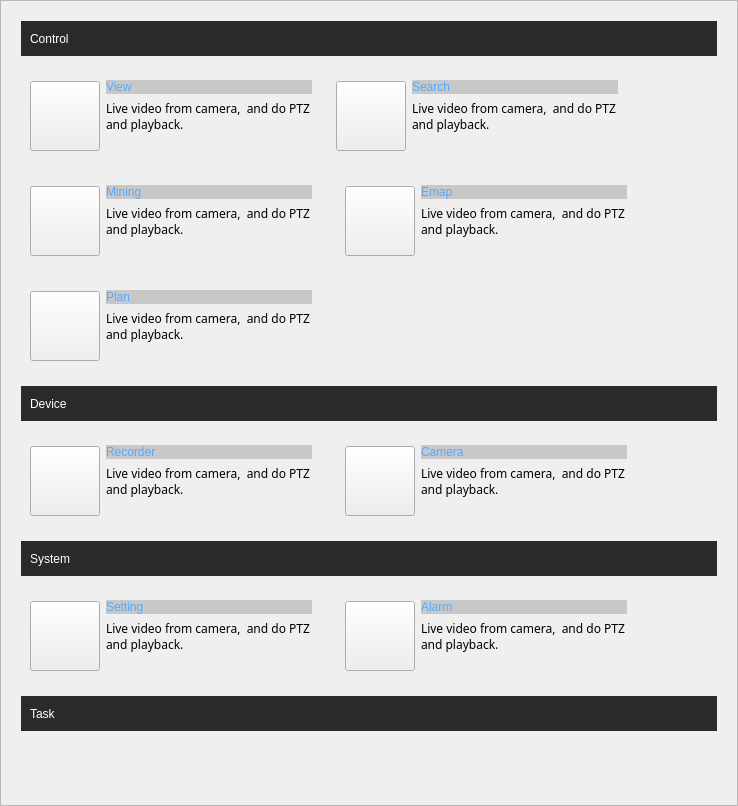
This is veapp/main/vscpanel.ui in linkingvision/rapidvms as Qt 5 draws it before an edit. The edited form follows.
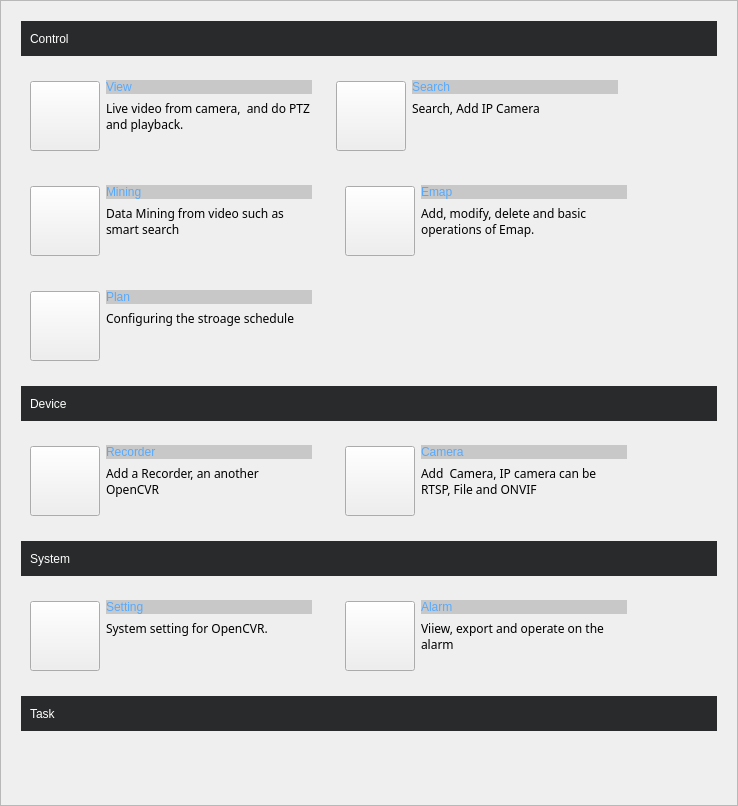
This is the edited form. Icons and pictures are not drawn.

What changed in the file:
```diff
--- a/veapp/main/vscpanel.ui
+++ b/veapp/main/vscpanel.ui
@@ -234,6 +234,12 @@
              <height>90</height>
             </size>
            </property>
+           <property name="styleSheet">
+            <string notr="true">QWidget:hover {
+background-color: rgb(200, 200, 200);}
+QWidget:pressed {
+background-color: rgb(200, 200, 200);}</string>
+           </property>
            <layout class="QHBoxLayout" name="horizontalLayout_7">
             <item>
              <widget class="QPushButton" name="pushButton_2">
@@ -292,7 +298,7 @@
                  </font>
                 </property>
                 <property name="text">
-                 <string>Live video from camera,  and do PTZ and playback.</string>
+                 <string>Search, Add IP Camera</string>
                 </property>
                 <property name="wordWrap">
                  <bool>true</bool>
@@ -348,6 +354,12 @@
              <height>90</height>
             </size>
            </property>
+           <property name="styleSheet">
+            <string notr="true">QWidget:hover {
+background-color: rgb(200, 200, 200);}
+QWidget:pressed {
+background-color: rgb(200, 200, 200);}</string>
+           </property>
            <layout class="QHBoxLayout" name="horizontalLayout_14">
             <item>
              <widget class="QPushButton" name="pushButton_9">
@@ -406,7 +418,7 @@
                  </font>
                 </property>
                 <property name="text">
-                 <string>Live video from camera,  and do PTZ and playback.</string>
+                 <string>Data Mining from video such as smart search</string>
                 </property>
                 <property name="wordWrap">
                  <bool>true</bool>
@@ -445,6 +457,12 @@
              <height>90</height>
             </size>
            </property>
+           <property name="styleSheet">
+            <string notr="true">QWidget:hover {
+background-color: rgb(200, 200, 200);}
+QWidget:pressed {
+background-color: rgb(200, 200, 200);}</string>
+           </property>
            <layout class="QHBoxLayout" name="horizontalLayout_15">
             <item>
              <widget class="QPushButton" name="pushButton_10">
@@ -503,7 +521,7 @@
                  </font>
                 </property>
                 <property name="text">
-                 <string>Live video from camera,  and do PTZ and playback.</string>
+                 <string>Add, modify, delete and basic operations of Emap.</string>
                 </property>
                 <property name="wordWrap">
                  <bool>true</bool>
@@ -559,6 +577,12 @@
              <height>90</height>
             </size>
            </property>
+           <property name="styleSheet">
+            <string notr="true">QWidget:hover {
+background-color: rgb(200, 200, 200);}
+QWidget:pressed {
+background-color: rgb(200, 200, 200);}</string>
+           </property>
            <layout class="QHBoxLayout" name="horizontalLayout_11">
             <item>
              <widget class="QPushButton" name="pushButton_8">
@@ -617,7 +641,7 @@
                  </font>
                 </property>
                 <property name="text">
-                 <string>Live video from camera,  and do PTZ and playback.</string>
+                 <string>Configuring the stroage schedule</string>
                 </property>
                 <property name="wordWrap">
                  <bool>true</bool>
@@ -717,6 +741,12 @@
              <height>90</height>
             </size>
            </property>
+           <property name="styleSheet">
+            <string notr="true">QWidget:hover {
+background-color: rgb(200, 200, 200);}
+QWidget:pressed {
+background-color: rgb(200, 200, 200);}</string>
+           </property>
            <layout class="QHBoxLayout" name="horizontalLayout_17">
             <item>
              <widget class="QPushButton" name="pushButton_11">
@@ -775,7 +805,7 @@
                  </font>
                 </property>
                 <property name="text">
-                 <string>Live video from camera,  and do PTZ and playback.</string>
+                 <string>Add a Recorder, an another OpenCVR</string>
                 </property>
                 <property name="wordWrap">
                  <bool>true</bool>
@@ -814,6 +844,12 @@
              <height>90</height>
             </size>
            </property>
+           <property name="styleSheet">
+            <string notr="true">QWidget:hover {
+background-color: rgb(200, 200, 200);}
+QWidget:pressed {
+background-color: rgb(200, 200, 200);}</string>
+           </property>
            <layout class="QHBoxLayout" name="horizontalLayout_18">
             <item>
              <widget class="QPushButton" name="pushButton_12">
@@ -872,7 +908,7 @@
                  </font>
                 </property>
                 <property name="text">
-                 <string>Live video from camera,  and do PTZ and playback.</string>
+                 <string>Add  Camera, IP camera can be RTSP, File and ONVIF</string>
                 </property>
                 <property name="wordWrap">
                  <bool>true</bool>
@@ -972,6 +1008,12 @@
              <height>90</height>
             </size>
            </property>
+           <property name="styleSheet">
+            <string notr="true">QWidget:hover {
+background-color: rgb(200, 200, 200);}
+QWidget:pressed {
+background-color: rgb(200, 200, 200);}</string>
+           </property>
            <layout class="QHBoxLayout" name="horizontalLayout_20">
             <item>
              <widget class="QPushButton" name="pushButton_13">
@@ -1030,7 +1072,7 @@
                  </font>
                 </property>
                 <property name="text">
-                 <string>Live video from camera,  and do PTZ and playback.</string>
+                 <string>System setting for OpenCVR.</string>
                 </property>
                 <property name="wordWrap">
                  <bool>true</bool>
@@ -1069,6 +1111,12 @@
              <height>90</height>
             </size>
            </property>
+           <property name="styleSheet">
+            <string notr="true">QWidget:hover {
+background-color: rgb(200, 200, 200);}
+QWidget:pressed {
+background-color: rgb(200, 200, 200);}</string>
+           </property>
            <layout class="QHBoxLayout" name="horizontalLayout_21">
             <item>
              <widget class="QPushButton" name="pushButton_14">
@@ -1127,7 +1175,7 @@
                  </font>
                 </property>
                 <property name="text">
-                 <string>Live video from camera,  and do PTZ and playback.</string>
+                 <string>Viiew, export and operate on the alarm</string>
                 </property>
                 <property name="wordWrap">
                  <bool>true</bool>
```
Left out of the diff: 96 changed lines with no effect on the pictures.
